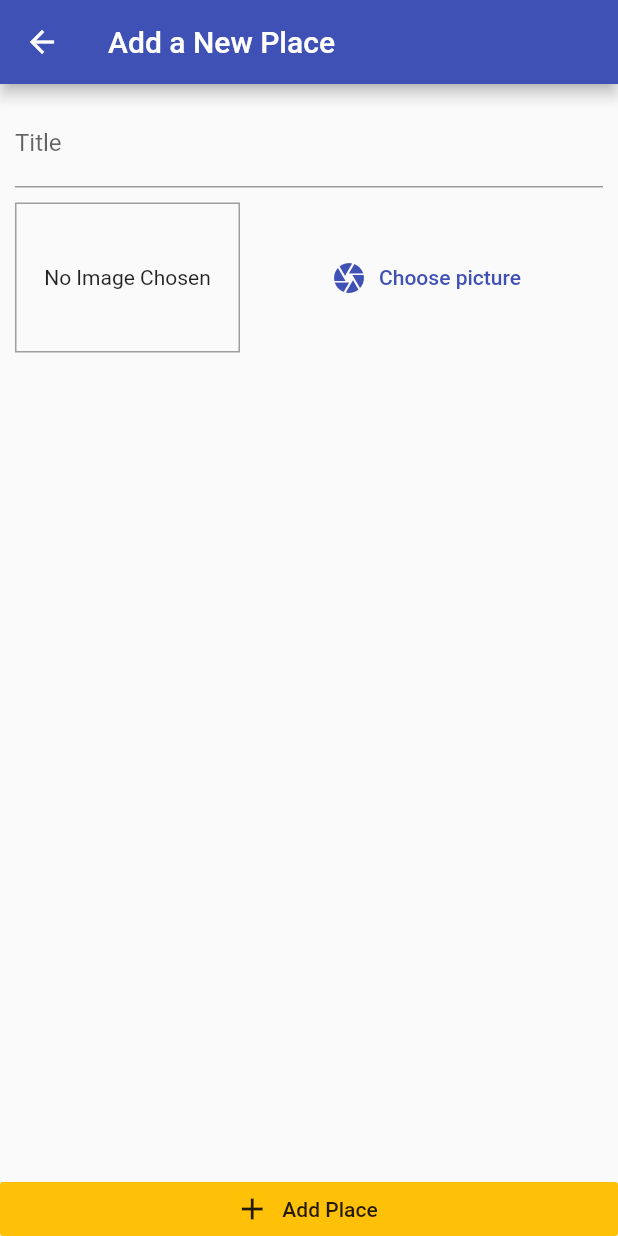
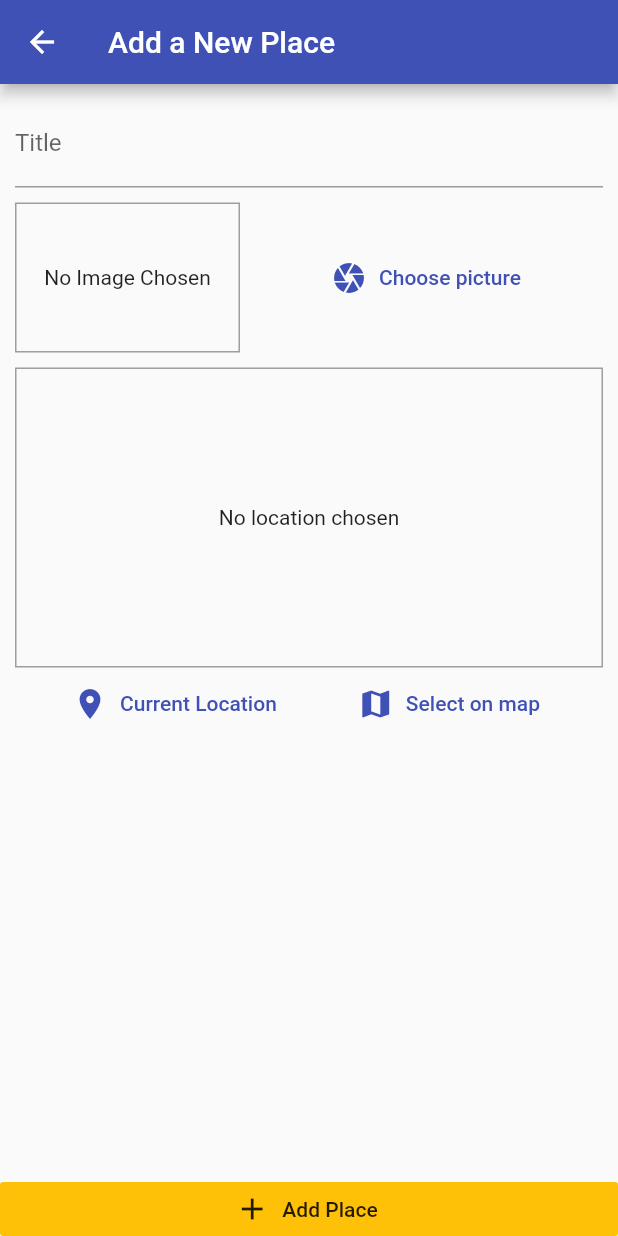
Before and after one commit to TomekLesniak/GreatPlacesApp, a Flutter app: the AddPlaceScreen screen opened by its route, on a phone screen of 412 x 824 dp. Run offline on Flutter 3.47's test engine with Material 2 defaults, Android fonts, the phone set to English and light mode, and no system bars; our stand-ins replace image_picker, sqflite; accounts and stored records are empty.

Commit message:
Widget for Input Location

```diff
--- a/lib/screens/add_place_screen.dart
+++ b/lib/screens/add_place_screen.dart
@@ -4,6 +4,7 @@ import 'package:flutter/material.dart';
 import 'package:provider/provider.dart';
 
 import '../widgets/image_input.dart';
+import '../widgets/location_input.dart';
 import '../providers/great_places.dart';
 
 class AddPlaceScreen extends StatefulWidget {
@@ -52,6 +53,8 @@ class _AddPlaceScreenState extends State<AddPlaceScreen> {
                       height: 10,
                     ),
                     ImageInput(_selectImage),
+                    SizedBox(height: 10,),
+                    LocationInput(),
                   ],
                 ),
               ),
--- /dev/null
+++ b/lib/widgets/location_input.dart
@@ -0,0 +1,53 @@
+import 'package:flutter/material.dart';
+
+class LocationInput extends StatefulWidget {
+  @override
+  _LocationInputState createState() => _LocationInputState();
+}
+
+class _LocationInputState extends State<LocationInput> {
+  String _previewImageUrl;
+
+  @override
+  Widget build(BuildContext context) {
+    return Column(
+      children: [
+        Container(
+          height: 200,
+          width: double.infinity,
+          alignment: Alignment.center,
+          decoration: BoxDecoration(
+            border: Border.all(width: 1, color: Colors.grey),
+          ),
+          child: _previewImageUrl == null
+              ? Text(
+                  'No location chosen',
+                  textAlign: TextAlign.center,
+                )
+              : Image.network(
+                  _previewImageUrl,
+                  fit: BoxFit.cover,
+                  width: double.infinity,
+                ),
+        ),
+        Row(
+          mainAxisAlignment: MainAxisAlignment.spaceEvenly,
+          children: [
+            FlatButton.icon(
+              onPressed: () {},
+              icon: Icon(Icons.location_on),
+              label: Text('Current Location'),
+              textColor: Theme.of(context).primaryColor,
+            ),
+            FlatButton.icon(
+              onPressed: () {},
+              icon: Icon(Icons.map),
+              label: Text('Select on map'),
+              textColor: Theme.of(context).primaryColor,
+            ),
+          ],
+        )
+      ],
+    );
+  }
+}
```
Also changed, not shown: 1 other file.
